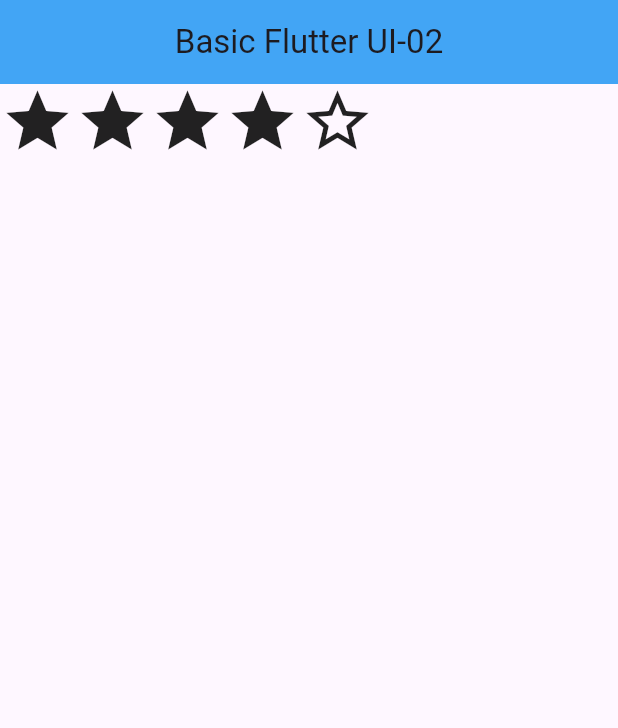
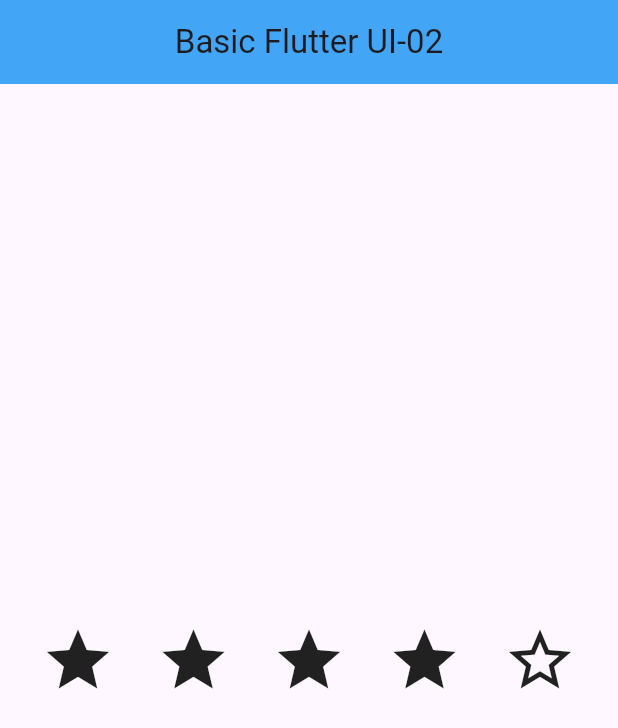
Before and after one commit to abir3262/flutter_application_1, a Flutter app: the screen it shows after launch, on a phone screen of 412 x 824 dp. Shown: the top 728 px of the screen. Run offline on Flutter 3.47's test engine with Material 3 defaults, Android fonts, the phone set to English and light mode, and no system bars.

Commit message:
icon used in middle

```diff
--- a/lib/main.dart
+++ b/lib/main.dart
@@ -17,7 +17,11 @@ class LabClass05 extends StatelessWidget {
           backgroundColor: Colors.blue[400],
           centerTitle: true,
         ),
-        body: Row(
+        body: Container(
+          height: double.infinity,
+          child: Row(
+            mainAxisAlignment: MainAxisAlignment.spaceEvenly,
+            crossAxisAlignment: CrossAxisAlignment.center,
             children: [
               Icon(
                 Icons.star,
@@ -42,6 +46,7 @@ class LabClass05 extends StatelessWidget {
             ],
           ),
         ),
+      ),
     );
   }
 }
```
Lines whose indentation alone changed are shown as unchanged.
